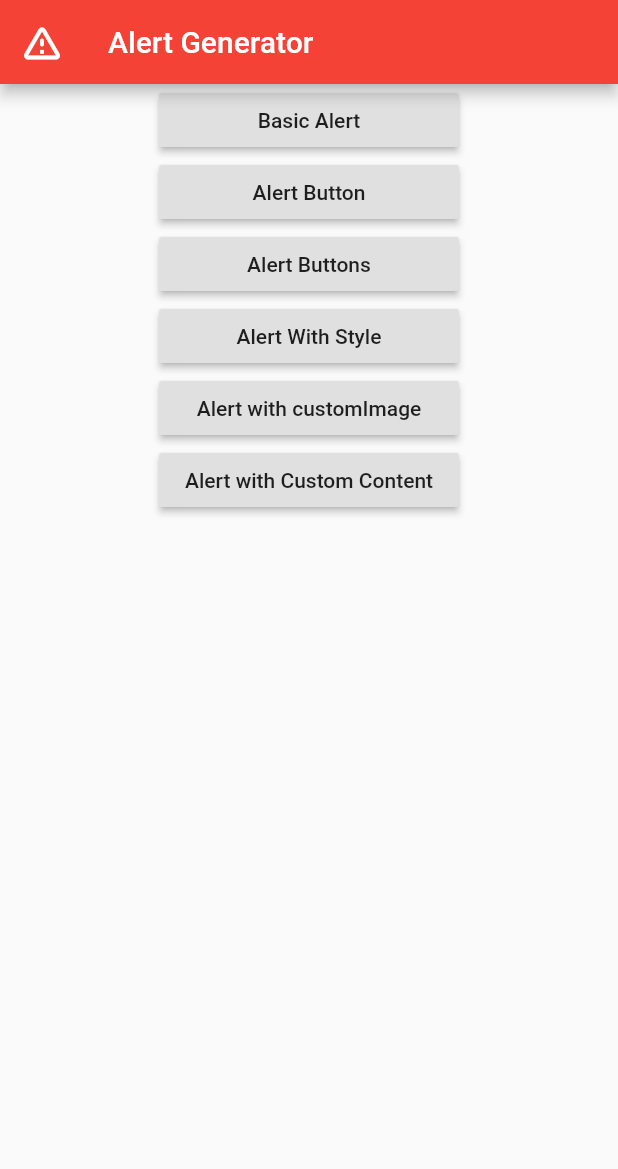
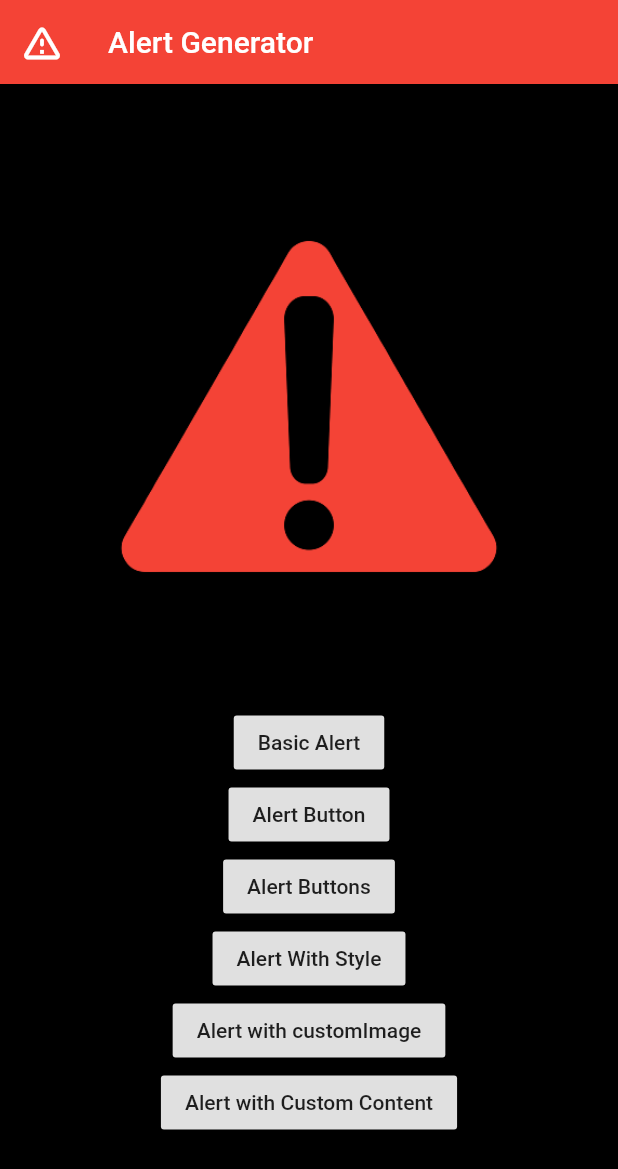
Before and after one commit to harshilgupta-dev/Alert_Generator, a Flutter app: the screen it shows after launch, on a phone screen of 412 x 824 dp. Shown: the top 1169 px of the screen. Run offline on Flutter 3.47's test engine with Material 2 defaults, Android fonts, the light colour scheme and no system bars; our stand-ins replace rflutter_alert.

Commit message:
add image

```diff
--- a/lib/main.dart
+++ b/lib/main.dart
@@ -20,12 +20,20 @@ class MyApp extends StatelessWidget {
             size: 30.0,
           ),
         ),
+        backgroundColor: Colors.black,
         body: Center(
-          child: IntrinsicWidth(
-            stepWidth: 100.0,
           child: Column(
-              crossAxisAlignment: CrossAxisAlignment.stretch,
+            mainAxisAlignment: MainAxisAlignment.center,
             children: [
+              Padding(
+                padding: EdgeInsets.fromLTRB(0, 0, 0, 50.0),
+                child: Image(image: AssetImage('images/warning.png'),
+                  width: 300.0,
+                  height: 300.0,
+
+                  color: Colors.red[500]
+                ),
+              ),
               Builder(
                 builder: (context) {
                   return RaisedButton(
@@ -200,7 +208,6 @@ class MyApp extends StatelessWidget {
           ),
         ),
       ),
-      ),
     );
   }
 }
```
Also changed, not shown: images/warning.png (added). Lines whose indentation alone changed are shown as unchanged.
